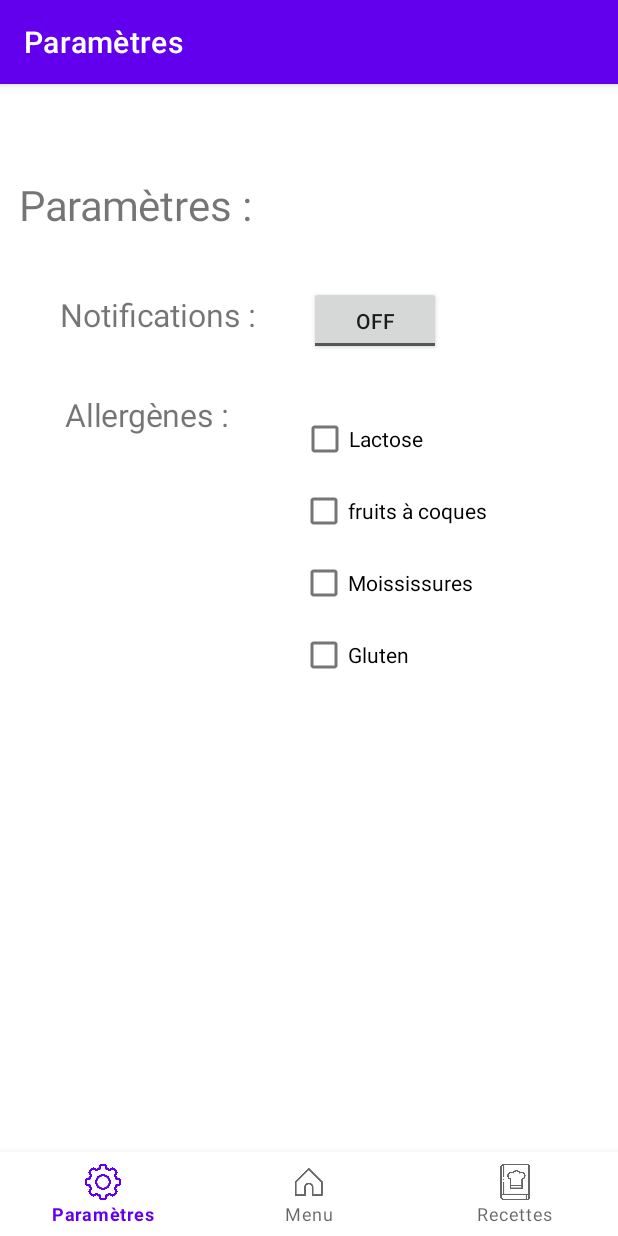
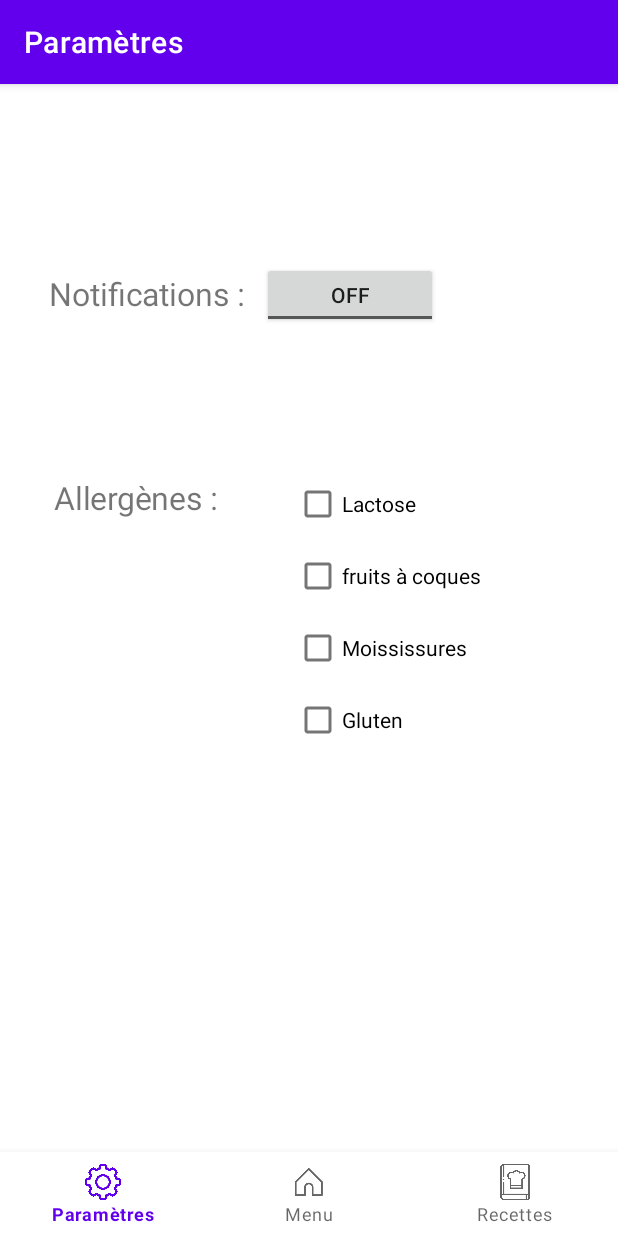
Before and after one commit to UneGrandChevr/fromage, an Android app: the DashboardFragment screen opened through its navigation route, on a phone screen of 412 x 824 dp. Run offline under Robolectric (Android 15) with nearby library versions, the phone set to English and light mode, and no system bars; our stand-ins replace navigation-ui.

Commit message:
Version corrigé plus param en cours caca

```diff
--- a/app/src/main/res/layout/fragment_dashboard.xml
+++ b/app/src/main/res/layout/fragment_dashboard.xml
@@ -7,101 +7,80 @@
     tools:context=".ui.dashboard.DashboardFragment">
 
     <TextView
-        android:id="@+id/Parametre_text"
-        android:layout_width="wrap_content"
-        android:layout_height="wrap_content"
-        android:layout_marginStart="52dp"
-        android:layout_marginTop="14dp"
-        android:layout_marginEnd="276dp"
-        android:scaleX="2"
-        android:scaleY="2"
-        android:text="Paramètres : "
-        app:layout_constraintEnd_toEndOf="parent"
-        app:layout_constraintStart_toStartOf="parent"
-        app:layout_constraintTop_toTopOf="parent" />
-
-    <TextView
         android:id="@+id/Notifications_text"
         android:layout_width="wrap_content"
         android:layout_height="wrap_content"
-        android:layout_marginStart="75dp"
+        android:layout_marginStart="56dp"
         android:layout_marginTop="54dp"
-        android:layout_marginEnd="24dp"
         android:scaleX="1.5"
         android:scaleY="1.5"
         android:text="Notifications :  "
         app:layout_constraintBottom_toBottomOf="parent"
-        app:layout_constraintEnd_toStartOf="@+id/toggleButton"
         app:layout_constraintStart_toStartOf="parent"
         app:layout_constraintTop_toTopOf="parent"
-        app:layout_constraintVertical_bias="0.053" />
+        app:layout_constraintVertical_bias="0.031" />
+
+    <ToggleButton
+        android:id="@+id/toggleButton"
+        android:layout_width="117dp"
+        android:layout_height="44dp"
+        android:layout_marginStart="25dp"
+        android:layout_marginEnd="130dp"
+        android:text="ToggleButton"
+        app:layout_constraintBottom_toBottomOf="parent"
+        app:layout_constraintEnd_toEndOf="parent"
+        app:layout_constraintHorizontal_bias="0.0"
+        app:layout_constraintStart_toEndOf="@+id/Notifications_text"
+        app:layout_constraintTop_toTopOf="parent"
+        app:layout_constraintVertical_bias="0.094" />
 
     <TextView
         android:id="@+id/allergenes_text"
         android:layout_width="wrap_content"
         android:layout_height="wrap_content"
+        android:layout_marginStart="56dp"
+        android:layout_marginTop="210dp"
         android:scaleX="1.5"
         android:scaleY="1.5"
         android:text="Allergènes :  "
-        app:layout_constraintBottom_toBottomOf="parent"
-        app:layout_constraintEnd_toEndOf="parent"
-        app:layout_constraintHorizontal_bias="0.19"
         app:layout_constraintStart_toStartOf="parent"
-        app:layout_constraintTop_toTopOf="parent"
-        app:layout_constraintVertical_bias="0.223" />
+        app:layout_constraintTop_toTopOf="parent" />
 
-    <ToggleButton
-        android:id="@+id/toggleButton"
-        android:layout_width="88dp"
-        android:layout_height="46dp"
-        android:layout_marginStart="25dp"
-        android:layout_marginTop="75dp"
-        android:layout_marginEnd="130dp"
-        android:text="ToggleButton"
-        app:layout_constraintBottom_toBottomOf="parent"
-        app:layout_constraintEnd_toEndOf="parent"
-        app:layout_constraintStart_toEndOf="@+id/Notifications_text"
-        app:layout_constraintTop_toTopOf="parent"
-        app:layout_constraintVertical_bias="0.006" />
+    <CheckBox
+        android:id="@+id/moississure_text"
+        android:layout_width="wrap_content"
+        android:layout_height="wrap_content"
+        android:layout_marginStart="196dp"
+        android:text="Moississures"
+        app:layout_constraintStart_toStartOf="parent"
+        app:layout_constraintTop_toBottomOf="@+id/fruitacoque_text" />
 
     <CheckBox
         android:id="@+id/Lactose_text"
         android:layout_width="wrap_content"
         android:layout_height="wrap_content"
-        android:layout_marginStart="57dp"
-        android:layout_marginTop="32dp"
-        android:layout_marginEnd="129dp"
+        android:layout_marginStart="196dp"
+        android:layout_marginTop="200dp"
         android:text="Lactose"
-        app:layout_constraintBottom_toTopOf="@+id/fruitacoque_text"
-        app:layout_constraintEnd_toEndOf="parent"
-        app:layout_constraintStart_toEndOf="@+id/allergenes_text"
-        app:layout_constraintTop_toBottomOf="@+id/toggleButton" />
+        app:layout_constraintStart_toStartOf="parent"
+        app:layout_constraintTop_toTopOf="parent" />
+
+    <CheckBox
+        android:id="@+id/gluten_text"
+        android:layout_width="wrap_content"
+        android:layout_height="wrap_content"
+        android:layout_marginStart="196dp"
+        android:text="Gluten"
+        app:layout_constraintStart_toStartOf="parent"
+        app:layout_constraintTop_toBottomOf="@+id/moississure_text" />
 
     <CheckBox
         android:id="@+id/fruitacoque_text"
         android:layout_width="wrap_content"
         android:layout_height="wrap_content"
-        android:layout_marginStart="200dp"
+        android:layout_marginStart="196dp"
         android:text="fruits à coques"
         app:layout_constraintStart_toStartOf="parent"
         app:layout_constraintTop_toBottomOf="@+id/Lactose_text" />
 
-    <CheckBox
-        android:id="@+id/moississure_text"
-        android:layout_width="wrap_content"
-        android:layout_height="wrap_content"
-        android:layout_marginStart="200dp"
-        android:text="Moississures"
-        app:layout_constraintStart_toStartOf="parent"
-        app:layout_constraintTop_toBottomOf="@+id/fruitacoque_text" />
-
-    <CheckBox
-        android:id="@+id/gluten_text"
-        android:layout_width="wrap_content"
-        android:layout_height="wrap_content"
-        android:layout_marginStart="200dp"
-        android:text="Gluten"
-        app:layout_constraintStart_toStartOf="parent"
-        app:layout_constraintTop_toBottomOf="@+id/moississure_text" />
-
 </androidx.constraintlayout.widget.ConstraintLayout>
```
